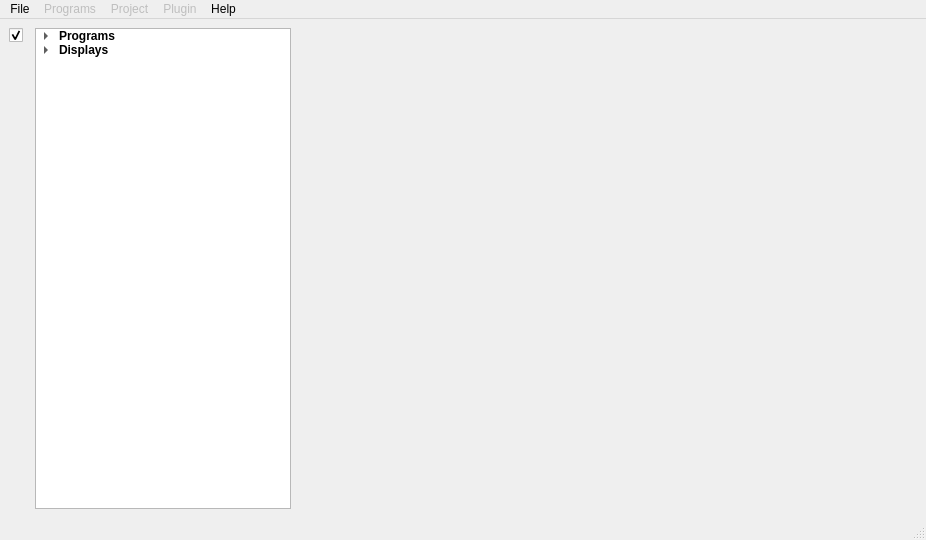
Old version of the form src/lindu/Widgets/ui/LMain.ui in the repository yudhastyawan/lindu-software.
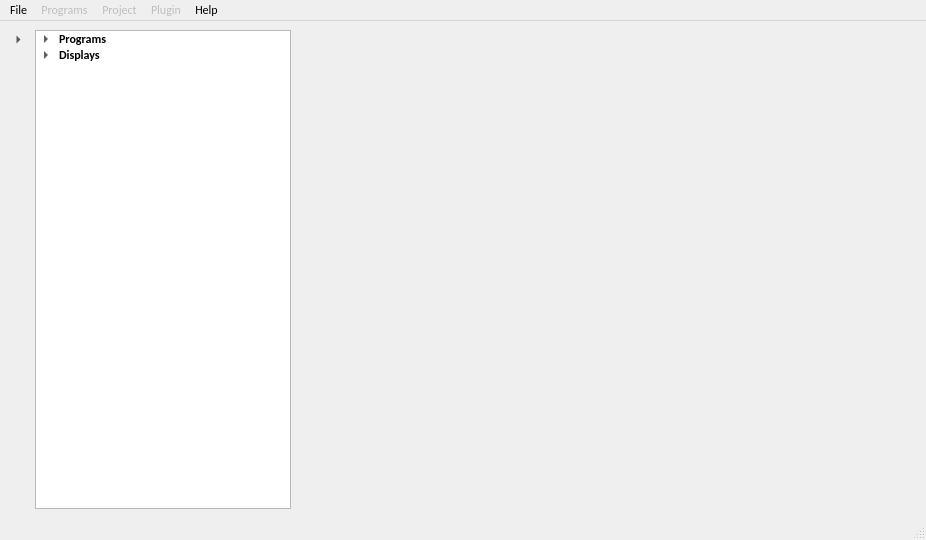
New version of the form.

Patch:
```diff
--- a/src/lindu/Widgets/ui/LMain.ui
+++ b/src/lindu/Widgets/ui/LMain.ui
@@ -10,6 +10,11 @@
     <height>540</height>
    </rect>
   </property>
+  <property name="font">
+   <font>
+    <family>Calibri</family>
+   </font>
+  </property>
   <property name="windowTitle">
    <string>LinduWindow</string>
   </property>
@@ -18,12 +23,15 @@
     <item>
      <layout class="QVBoxLayout" name="verticalLayout_3">
       <item>
-       <widget class="QCheckBox" name="prog_check">
+       <widget class="QToolButton" name="prog_check">
+        <property name="styleSheet">
+         <string notr="true">QToolButton { border: none; }</string>
+        </property>
         <property name="text">
-         <string/>
+         <string>...</string>
         </property>
-        <property name="checked">
-         <bool>true</bool>
+        <property name="arrowType">
+         <enum>Qt::RightArrow</enum>
         </property>
        </widget>
       </item>
```
Left out of the diff: 29 changed lines with no effect on the pictures.
